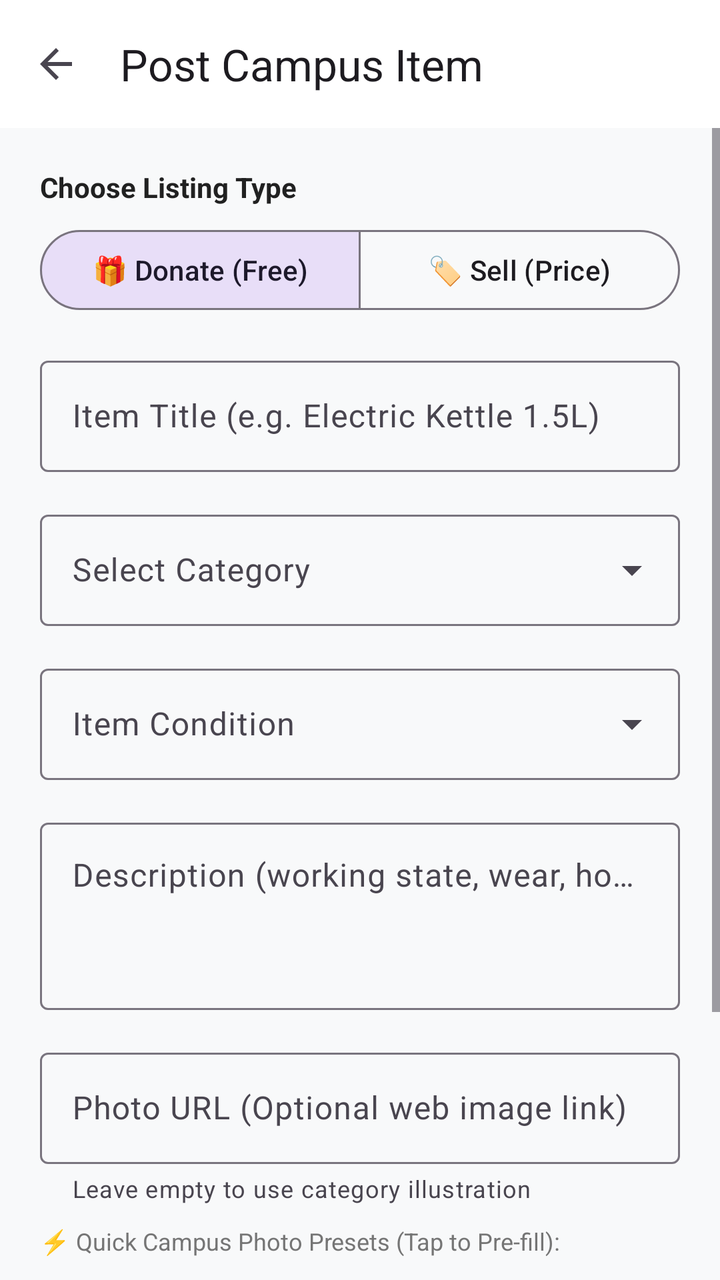
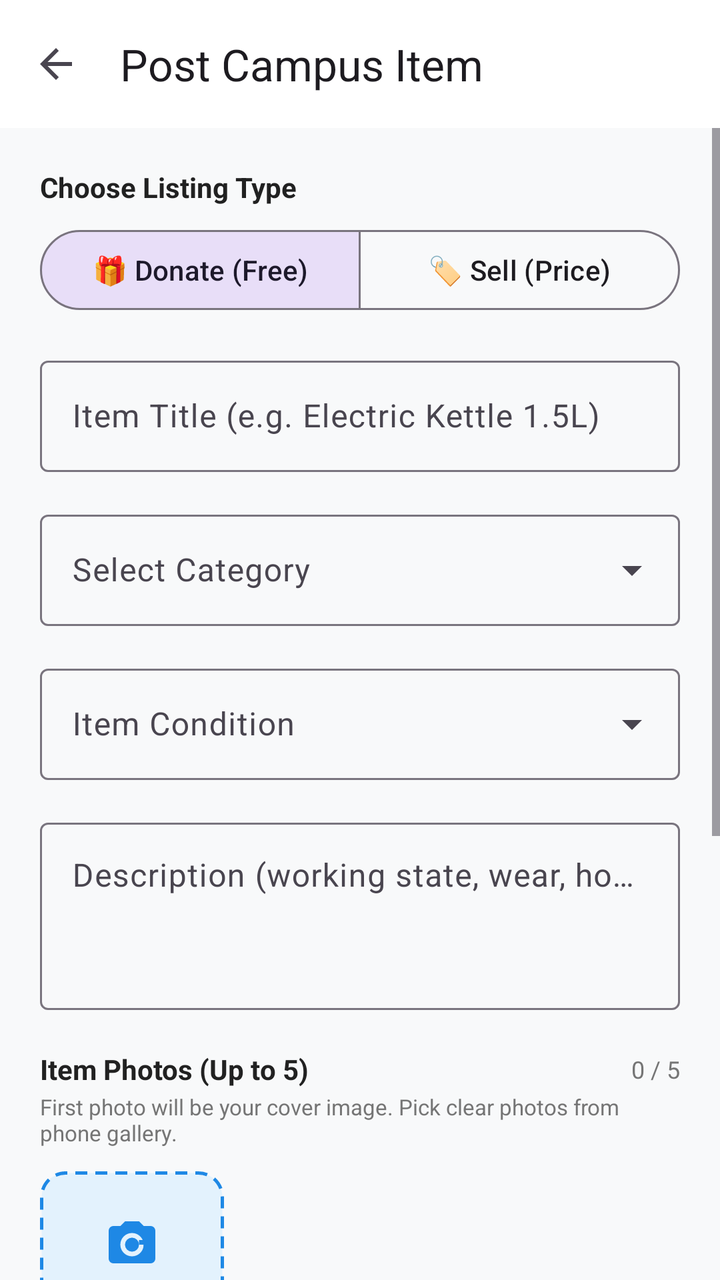

The first picture is an Android layout as it rendered before a commit; the second is the same layout after the commit. The layout source and the unified diff follow.
<!-- AndroidManifest.xml: application theme Theme.WallOfGoodWill -->
<!-- res/layout/activity_create_listing.xml -->
<?xml version="1.0" encoding="utf-8"?>
<androidx.coordinatorlayout.widget.CoordinatorLayout
    xmlns:android="http://schemas.android.com/apk/res/android"
    xmlns:app="http://schemas.android.com/apk/res-auto"
    xmlns:tools="http://schemas.android.com/tools"
    android:layout_width="match_parent"
    android:layout_height="match_parent"
    android:background="@color/background">

    <com.google.android.material.appbar.AppBarLayout
        android:layout_width="match_parent"
        android:layout_height="wrap_content"
        android:background="@color/surface">

        <com.google.android.material.appbar.MaterialToolbar
            android:id="@+id/toolbar"
            android:layout_width="match_parent"
            android:layout_height="?attr/actionBarSize"
            app:title="Post Campus Item"
            app:navigationIcon="?attr/homeAsUpIndicator" />

    </com.google.android.material.appbar.AppBarLayout>

    <ScrollView
        android:layout_width="match_parent"
        android:layout_height="match_parent"
        android:fillViewport="true"
        app:layout_behavior="@string/appbar_scrolling_view_behavior">

        <LinearLayout
            android:layout_width="match_parent"
            android:layout_height="wrap_content"
            android:orientation="vertical"
            android:padding="20dp">

            
            <TextView
                android:layout_width="wrap_content"
                android:layout_height="wrap_content"
                android:text="Choose Listing Type"
                android:textSize="14sp"
                android:textStyle="bold"
                android:textColor="@color/text_primary" />

            <com.google.android.material.button.MaterialButtonToggleGroup
                android:id="@+id/toggleGroupType"
                android:layout_width="match_parent"
                android:layout_height="wrap_content"
                android:layout_marginTop="8dp"
                app:singleSelection="true"
                app:selectionRequired="true"
                app:checkedButton="@id/btnTypeDonate">

                <com.google.android.material.button.MaterialButton
                    android:id="@+id/btnTypeDonate"
                    style="@style/Widget.Material3.Button.OutlinedButton"
                    android:layout_width="0dp"
                    android:layout_height="wrap_content"
                    android:layout_weight="1"
                    android:text="🎁 Donate (Free)"
                    android:textSize="14sp" />

                <com.google.android.material.button.MaterialButton
                    android:id="@+id/btnTypeSell"
                    style="@style/Widget.Material3.Button.OutlinedButton"
                    android:layout_width="0dp"
                    android:layout_height="wrap_content"
                    android:layout_weight="1"
                    android:text="🏷️ Sell (Price)"
                    android:textSize="14sp" />

            </com.google.android.material.button.MaterialButtonToggleGroup>

            
            <com.google.android.material.textfield.TextInputLayout
                android:id="@+id/tilPrice"
                style="@style/Widget.Material3.TextInputLayout.OutlinedBox"
                android:layout_width="match_parent"
                android:layout_height="wrap_content"
                android:layout_marginTop="16dp"
                android:hint="Selling Price (₹)"
                android:visibility="gone"
                tools:visibility="visible">

                <com.google.android.material.textfield.TextInputEditText
                    android:id="@+id/etPrice"
                    android:layout_width="match_parent"
                    android:layout_height="wrap_content"
                    android:inputType="numberDecimal"
                    android:maxLines="1" />

            </com.google.android.material.textfield.TextInputLayout>

            
            <com.google.android.material.textfield.TextInputLayout
                android:id="@+id/tilTitle"
                style="@style/Widget.Material3.TextInputLayout.OutlinedBox"
                android:layout_width="match_parent"
                android:layout_height="wrap_content"
                android:layout_marginTop="16dp"
                android:hint="Item Title (e.g. Electric Kettle 1.5L)">

                <com.google.android.material.textfield.TextInputEditText
                    android:id="@+id/etTitle"
                    android:layout_width="match_parent"
                    android:layout_height="wrap_content"
                    android:inputType="textCapSentences"
                    android:maxLines="1" />

            </com.google.android.material.textfield.TextInputLayout>

            
            <com.google.android.material.textfield.TextInputLayout
                android:id="@+id/tilCategory"
                style="@style/Widget.Material3.TextInputLayout.OutlinedBox.ExposedDropdownMenu"
                android:layout_width="match_parent"
                android:layout_height="wrap_content"
                android:layout_marginTop="16dp"
                android:hint="Select Category">

                <AutoCompleteTextView
                    android:id="@+id/actvCategory"
                    android:layout_width="match_parent"
                    android:layout_height="wrap_content"
                    android:inputType="none" />

            </com.google.android.material.textfield.TextInputLayout>

            
            <com.google.android.material.textfield.TextInputLayout
                android:id="@+id/tilCondition"
                style="@style/Widget.Material3.TextInputLayout.OutlinedBox.ExposedDropdownMenu"
                android:layout_width="match_parent"
                android:layout_height="wrap_content"
                android:layout_marginTop="16dp"
                android:hint="Item Condition">

                <AutoCompleteTextView
                    android:id="@+id/actvCondition"
                    android:layout_width="match_parent"
                    android:layout_height="wrap_content"
                    android:inputType="none" />

            </com.google.android.material.textfield.TextInputLayout>

            
            <com.google.android.material.textfield.TextInputLayout
                android:id="@+id/tilDescription"
                style="@style/Widget.Material3.TextInputLayout.OutlinedBox"
                android:layout_width="match_parent"
                android:layout_height="wrap_content"
                android:layout_marginTop="16dp"
                android:hint="Description (working state, wear, hostel pickup details)">

                <com.google.android.material.textfield.TextInputEditText
                    android:id="@+id/etDescription"
                    android:layout_width="match_parent"
                    android:layout_height="wrap_content"
                    android:inputType="textMultiLine"
                    android:minLines="3"
                    android:gravity="top|start" />

            </com.google.android.material.textfield.TextInputLayout>

            
            <com.google.android.material.textfield.TextInputLayout
                android:id="@+id/tilPhotoUrl"
                style="@style/Widget.Material3.TextInputLayout.OutlinedBox"
                android:layout_width="match_parent"
                android:layout_height="wrap_content"
                android:layout_marginTop="16dp"
                android:hint="Photo URL (Optional web image link)"
                app:helperText="Leave empty to use category illustration"
                app:helperTextEnabled="true">

                <com.google.android.material.textfield.TextInputEditText
                    android:id="@+id/etPhotoUrl"
                    android:layout_width="match_parent"
                    android:layout_height="wrap_content"
                    android:inputType="textUri"
                    android:maxLines="1" />

            </com.google.android.material.textfield.TextInputLayout>

            
            <TextView
                android:layout_width="match_parent"
                android:layout_height="wrap_content"
                android:layout_marginTop="10dp"
                android:text="⚡ Quick Campus Photo Presets (Tap to Pre-fill):"
                android:textSize="12sp"
                android:textColor="@color/text_secondary" />

            <HorizontalScrollView
                android:layout_width="match_parent"
                android:layout_height="wrap_content"
                android:layout_marginTop="6dp"
                android:scrollbars="none">

                <LinearLayout
                    android:id="@+id/llPhotoPresets"
                    android:layout_width="wrap_content"
                    android:layout_height="wrap_content"
                    android:orientation="horizontal">

                    <com.google.android.material.chip.Chip
                        android:id="@+id/chipPresetBooks"
                        style="@style/Widget.MaterialComponents.Chip.Action"
                        android:layout_width="wrap_content"
                        android:layout_height="wrap_content"
                        android:text="📚 Textbook" />

                    <com.google.android.material.chip.Chip
                        android:id="@+id/chipPresetKettle"
                        style="@style/Widget.MaterialComponents.Chip.Action"
                        android:layout_width="wrap_content"
                        android:layout_height="wrap_content"
                        android:layout_marginStart="6dp"
                        android:text="☕ Kettle" />

                    <com.google.android.material.chip.Chip
                        android:id="@+id/chipPresetCycle"
                        style="@style/Widget.MaterialComponents.Chip.Action"
                        android:layout_width="wrap_content"
                        android:layout_height="wrap_content"
                        android:layout_marginStart="6dp"
                        android:text="🚲 Cycle" />

                    <com.google.android.material.chip.Chip
                        android:id="@+id/chipPresetLamp"
                        style="@style/Widget.MaterialComponents.Chip.Action"
                        android:layout_width="wrap_content"
                        android:layout_height="wrap_content"
                        android:layout_marginStart="6dp"
                        android:text="💡 Study Lamp" />

                    <com.google.android.material.chip.Chip
                        android:id="@+id/chipPresetDrafter"
                        style="@style/Widget.MaterialComponents.Chip.Action"
                        android:layout_width="wrap_content"
                        android:layout_height="wrap_content"
                        android:layout_marginStart="6dp"
                        android:text="📐 Drafter" />

                    <com.google.android.material.chip.Chip
                        android:id="@+id/chipPresetDesk"
                        style="@style/Widget.MaterialComponents.Chip.Action"
                        android:layout_width="wrap_content"
                        android:layout_height="wrap_content"
                        android:layout_marginStart="6dp"
                        android:text="🪑 Desk" />

                </LinearLayout>

            </HorizontalScrollView>

            
            <TextView
                android:id="@+id/tvFormError"
                android:layout_width="match_parent"
                android:layout_height="wrap_content"
                android:layout_marginTop="12dp"
                android:textColor="@color/error"
                android:textSize="13sp"
                android:visibility="gone" />

            
            <com.google.android.material.button.MaterialButton
                android:id="@+id/btnSubmitPost"
                android:layout_width="match_parent"
                android:layout_height="56dp"
                android:layout_marginTop="24dp"
                android:layout_marginBottom="32dp"
                android:text="Publish to Campus"
                android:textSize="16sp"
                app:cornerRadius="12dp" />

            <com.google.android.material.progressindicator.LinearProgressIndicator
                android:id="@+id/progressPost"
                android:layout_width="match_parent"
                android:layout_height="wrap_content"
                android:indeterminate="true"
                android:visibility="gone" />

        </LinearLayout>

    </ScrollView>

</androidx.coordinatorlayout.widget.CoordinatorLayout>
<!-- resources referenced by this layout -->
<resources>
  <color name="background">#F8F9FA</color>
  <color name="error">#C62828</color>
  <color name="surface">#FFFFFF</color>
  <color name="text_primary">#212121</color>
  <color name="text_secondary">#757575</color>
  <style name="Theme.WallOfGoodWill" parent="Theme.Material3.DayNight.NoActionBar">
          <item name="colorPrimary">@color/primary</item>
          <item name="colorSecondary">@color/secondary</item>
          <item name="android:statusBarColor">@color/primary_variant</item>
      </style>
  <color name="primary">#1E88E5</color>
  <color name="secondary">#26A69A</color>
  <color name="primary_variant">#1565C0</color>
</resources>

<!-- the commit's change to res/layout/activity_create_listing.xml (unified diff, before → after) -->
@@ -163,14 +163,110 @@
             </com.google.android.material.textfield.TextInputLayout>
 
             
+            <LinearLayout
+                android:layout_width="match_parent"
+                android:layout_height="wrap_content"
+                android:orientation="vertical"
+                android:layout_marginTop="20dp">
+
+                <LinearLayout
+                    android:layout_width="match_parent"
+                    android:layout_height="wrap_content"
+                    android:orientation="horizontal"
+                    android:gravity="center_vertical">
+
+                    <TextView
+                        android:layout_width="0dp"
+                        android:layout_height="wrap_content"
+                        android:layout_weight="1"
+                        android:text="Item Photos (Up to 5)"
+                        android:textSize="14sp"
+                        android:textStyle="bold"
+                        android:textColor="@color/text_primary" />
+
+                    <TextView
+                        android:id="@+id/tvPhotoCount"
+                        android:layout_width="wrap_content"
+                        android:layout_height="wrap_content"
+                        android:text="0 / 5"
+                        android:textSize="12sp"
+                        android:textColor="@color/text_secondary" />
+
+                </LinearLayout>
+
+                <TextView
+                    android:layout_width="match_parent"
+                    android:layout_height="wrap_content"
+                    android:layout_marginTop="2dp"
+                    android:text="First photo will be your cover image. Pick clear photos from phone gallery."
+                    android:textSize="11sp"
+                    android:textColor="@color/text_secondary" />
+
+                
+                <HorizontalScrollView
+                    android:layout_width="match_parent"
+                    android:layout_height="wrap_content"
+                    android:layout_marginTop="12dp"
+                    android:scrollbars="none">
+
+                    <LinearLayout
+                        android:layout_width="wrap_content"
+                        android:layout_height="wrap_content"
+                        android:orientation="horizontal"
+                        android:gravity="center_vertical">
+
+                        
+                        <LinearLayout
+                            android:id="@+id/btnAddPhotoCard"
+                            android:layout_width="92dp"
+                            android:layout_height="92dp"
+                            android:background="@drawable/bg_photo_add_card"
+                            android:gravity="center"
+                            android:orientation="vertical"
+                            android:clickable="true"
+                            android:focusable="true"
+                            android:padding="6dp">
+
+                            <ImageView
+                                android:layout_width="28dp"
+                                android:layout_height="28dp"
+                                android:src="@drawable/ic_add_photo"
+                                android:contentDescription="Add Photo" />
+
+                            <TextView
+                                android:layout_width="wrap_content"
+                                android:layout_height="wrap_content"
+                                android:layout_marginTop="4dp"
+                                android:text="Add Photo"
+                                android:textSize="11sp"
+                                android:textStyle="bold"
+                                android:textColor="@color/primary" />
+
+                        </LinearLayout>
+
+                        
+                        <LinearLayout
+                            android:id="@+id/llPhotoThumbnails"
+                            android:layout_width="wrap_content"
+                            android:layout_height="wrap_content"
+                            android:layout_marginStart="10dp"
+                            android:orientation="horizontal" />
+
+                    </LinearLayout>
+
+                </HorizontalScrollView>
+
+            </LinearLayout>
+
+            
             <com.google.android.material.textfield.TextInputLayout
                 android:id="@+id/tilPhotoUrl"
                 style="@style/Widget.Material3.TextInputLayout.OutlinedBox"
                 android:layout_width="match_parent"
                 android:layout_height="wrap_content"
                 android:layout_marginTop="16dp"
-                android:hint="Photo URL (Optional web image link)"
-                app:helperText="Leave empty to use category illustration"
+                android:hint="Or enter Photo URL manually (Optional)"
+                app:helperText="Leave empty to use uploaded photos or category art"
                 app:helperTextEnabled="true">
 
                 <com.google.android.material.textfield.TextInputEditText
@@ -187,7 +283,7 @@
                 android:layout_width="match_parent"
                 android:layout_height="wrap_content"
                 android:layout_marginTop="10dp"
-                android:text="⚡ Quick Campus Photo Presets (Tap to Pre-fill):"
+                android:text="⚡ Quick Campus Photo Presets (Tap to Add):"
                 android:textSize="12sp"
                 android:textColor="@color/text_secondary" />
 
<!-- resource entries referenced after the edit -->
@@ -5,11 +5,37 @@
   <color name="surface">#FFFFFF</color>
   <color name="text_primary">#212121</color>
   <color name="text_secondary">#757575</color>
+  <!-- drawable bg_photo_add_card (drawable) -->
+  <?xml version="1.0" encoding="utf-8"?>
+  <shape xmlns:android="http://schemas.android.com/apk/res/android"
+      android:shape="rectangle">
+      <corners android:radius="12dp" />
+      <solid android:color="@color/primary_container" />
+      <stroke
+          android:width="1.5dp"
+          android:color="@color/primary"
+          android:dashWidth="6dp"
+          android:dashGap="4dp" />
+  </shape>
+  <!-- drawable ic_add_photo (drawable) -->
+  <vector xmlns:android="http://schemas.android.com/apk/res/android"
+      android:width="36dp"
+      android:height="36dp"
+      android:viewportWidth="24"
+      android:viewportHeight="24">
+    <path
+        android:fillColor="#1E88E5"
+        android:pathData="M4,4h3l2,-2h6l2,2h3a2,2 0 0,1 2,2v12a2,2 0 0,1 -2,2H4a2,2 0 0,1 -2,-2V6a2,2 0 0,1 2,-2zm8,3a5,5 0 1,0 0,10 5,5 0 0,0 0,-10zm0,2a3,3 0 1,1 0,6 3,3 0 0,1 0,-6z"/>
+    <path
+        android:fillColor="#1E88E5"
+        android:pathData="M19,10h2v2h-2v2h-2v-2h-2v-2h2V8h2z"/>
+  </vector>
   <style name="Theme.WallOfGoodWill" parent="Theme.Material3.DayNight.NoActionBar">
           <item name="colorPrimary">@color/primary</item>
           <item name="colorSecondary">@color/secondary</item>
           <item name="android:statusBarColor">@color/primary_variant</item>
       </style>
+  <color name="primary_container">#E3F2FD</color>
   <color name="primary">#1E88E5</color>
   <color name="secondary">#26A69A</color>
   <color name="primary_variant">#1565C0</color>
